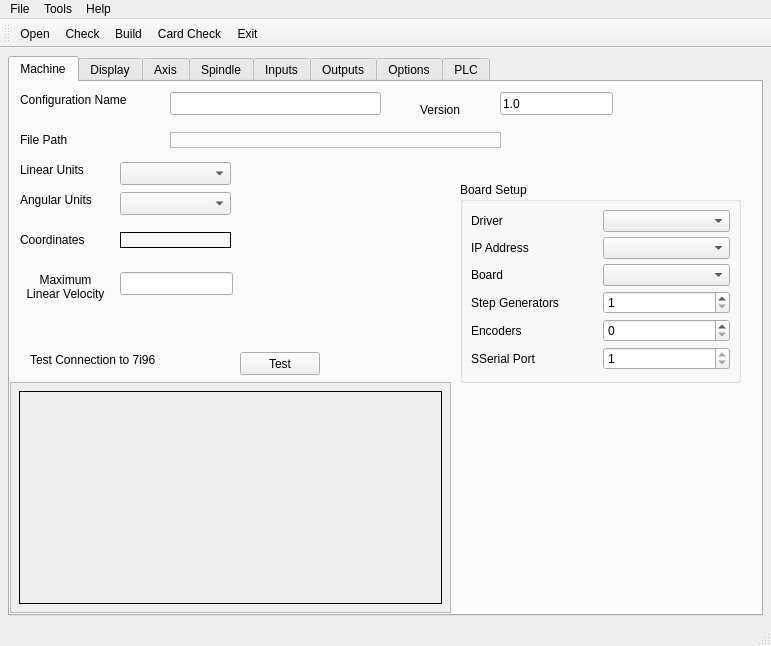
Qt form 7i96.ui (snelweg/7i96) before a commit.
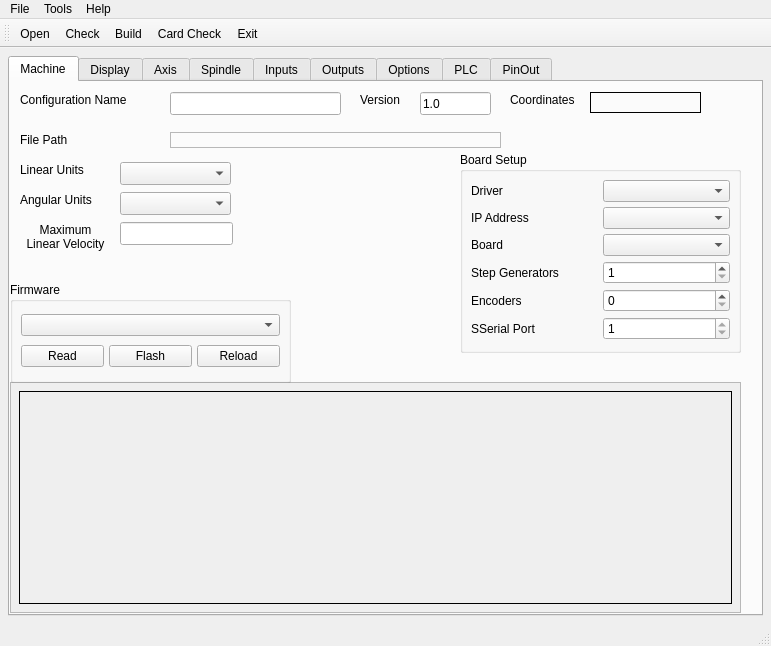
The same form after that commit.

```diff
--- a/7i96.ui
+++ b/7i96.ui
@@ -42,7 +42,7 @@
          <rect>
           <x>160</x>
           <y>10</y>
-          <width>211</width>
+          <width>171</width>
           <height>23</height>
          </rect>
         </property>
@@ -92,8 +92,8 @@
        <widget class="QLabel" name="label_30">
         <property name="geometry">
          <rect>
-          <x>410</x>
-          <y>20</y>
+          <x>350</x>
+          <y>10</y>
           <width>59</width>
           <height>15</height>
          </rect>
@@ -105,9 +105,9 @@
        <widget class="QLineEdit" name="versionLE">
         <property name="geometry">
          <rect>
-          <x>490</x>
+          <x>410</x>
           <y>10</y>
-          <width>113</width>
+          <width>71</width>
           <height>23</height>
          </rect>
         </property>
@@ -129,7 +129,7 @@
         <property name="geometry">
          <rect>
           <x>450</x>
-          <y>100</y>
+          <y>70</y>
           <width>281</width>
           <height>201</height>
          </rect>
@@ -247,8 +247,8 @@
        <widget class="QLabel" name="label_10">
         <property name="geometry">
          <rect>
-          <x>10</x>
-          <y>150</y>
+          <x>500</x>
+          <y>10</y>
           <width>91</width>
           <height>16</height>
          </rect>
@@ -260,10 +260,10 @@
        <widget class="QLabel" name="coordinatesLB">
         <property name="geometry">
          <rect>
-          <x>110</x>
-          <y>150</y>
+          <x>580</x>
+          <y>10</y>
           <width>111</width>
-          <height>16</height>
+          <height>21</height>
          </rect>
         </property>
         <property name="frameShape">
@@ -277,7 +277,7 @@
         <property name="geometry">
          <rect>
           <x>10</x>
-          <y>190</y>
+          <y>140</y>
           <width>91</width>
           <height>31</height>
          </rect>
@@ -290,44 +290,18 @@
         <property name="geometry">
          <rect>
           <x>110</x>
-          <y>190</y>
+          <y>140</y>
           <width>113</width>
           <height>23</height>
          </rect>
         </property>
        </widget>
-       <widget class="QPushButton" name="testConnectionPB">
-        <property name="geometry">
-         <rect>
-          <x>230</x>
-          <y>270</y>
-          <width>80</width>
-          <height>23</height>
-         </rect>
-        </property>
-        <property name="text">
-         <string>Test</string>
-        </property>
-       </widget>
-       <widget class="QLabel" name="label_142">
-        <property name="geometry">
-         <rect>
-          <x>20</x>
-          <y>270</y>
-          <width>191</width>
-          <height>16</height>
-         </rect>
-        </property>
-        <property name="text">
-         <string>Test Connection to 7i96</string>
-        </property>
-       </widget>
        <widget class="QScrollArea" name="scrollArea">
         <property name="geometry">
          <rect>
           <x>0</x>
           <y>300</y>
-          <width>441</width>
+          <width>731</width>
           <height>231</height>
          </rect>
         </property>
@@ -339,13 +313,21 @@
           <rect>
            <x>0</x>
            <y>0</y>
-           <width>439</width>
+           <width>729</width>
            <height>229</height>
           </rect>
          </property>
          <layout class="QHBoxLayout" name="horizontalLayout">
           <item>
            <widget class="QLabel" name="testConnectionLB">
+            <property name="font">
+             <font>
+              <family>Courier 10 Pitch</family>
+              <pointsize>10</pointsize>
+              <weight>75</weight>
+              <bold>true</bold>
+             </font>
+            </property>
             <property name="frameShape">
              <enum>QFrame::Box</enum>
             </property>
@@ -360,6 +342,52 @@
          </layout>
         </widget>
        </widget>
+       <widget class="QGroupBox" name="gridGroupBox">
+        <property name="geometry">
+         <rect>
+          <x>0</x>
+          <y>200</y>
+          <width>281</width>
+          <height>101</height>
+         </rect>
+        </property>
+        <property name="title">
+         <string>Firmware</string>
+        </property>
+        <layout class="QGridLayout" name="gridLayout_29">
+         <item row="1" column="2">
+          <widget class="QPushButton" name="reloadPB">
+           <property name="text">
+            <string>Reload</string>
+           </property>
+          </widget>
+         </item>
+         <item row="1" column="1">
+          <widget class="QPushButton" name="flashPB">
+           <property name="text">
+            <string>Flash</string>
+           </property>
+          </widget>
+         </item>
+         <item row="1" column="0">
+          <widget class="QPushButton" name="testConnectionPB">
+           <property name="text">
+            <string>Read</string>
+           </property>
+          </widget>
+         </item>
+         <item row="0" column="0" colspan="3">
+          <widget class="QComboBox" name="firmwareCB">
+           <property name="sizePolicy">
+            <sizepolicy hsizetype="Preferred" vsizetype="Fixed">
+             <horstretch>0</horstretch>
+             <verstretch>0</verstretch>
+            </sizepolicy>
+           </property>
+          </widget>
+         </item>
+        </layout>
+       </widget>
       </widget>
       <widget class="QWidget" name="tab_8">
        <attribute name="title">
@@ -5137,6 +5165,11 @@
         </property>
        </widget>
       </widget>
+      <widget class="QWidget" name="tab">
+       <attribute name="title">
+        <string>PinOut</string>
+       </attribute>
+      </widget>
      </widget>
     </item>
    </layout>
```
